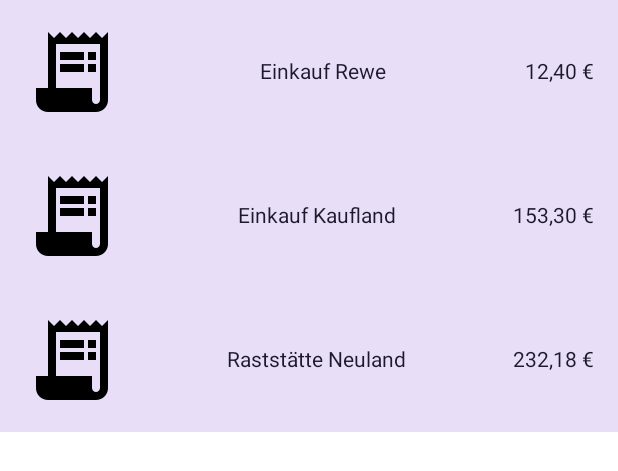
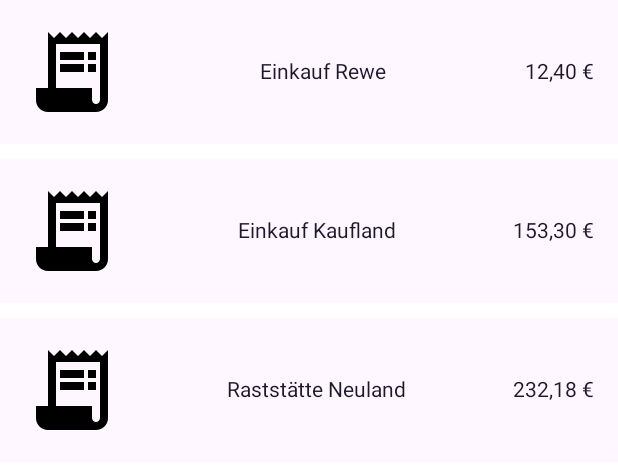
Before and after one commit to Baltic-Byte-Buccaneers/Baltic-Byte-Buccaneers, an Android app built with Jetpack Compose: the @Preview function ReceiptListViewPreview, on a phone screen of 412 x 824 dp. Shown: the top 471 px of the screen. Run offline under Robolectric (Android 15) with nearby library versions, the phone set to English and light mode, and no system bars.

Commit message:
#4 Fixed colors, added spacing between list view items

```diff
--- a/App/app/src/main/java/com/example/balticbytebuccaneers/module/receiptList/ReceiptListView.kt
+++ b/App/app/src/main/java/com/example/balticbytebuccaneers/module/receiptList/ReceiptListView.kt
@@ -1,15 +1,20 @@
 package com.example.balticbytebuccaneers.module.receiptList
 
+import androidx.compose.foundation.layout.Arrangement
 import androidx.compose.foundation.layout.Column
 import androidx.compose.foundation.rememberScrollState
 import androidx.compose.foundation.verticalScroll
 import androidx.compose.runtime.Composable
 import androidx.compose.ui.Modifier
 import androidx.compose.ui.tooling.preview.Preview
+import androidx.compose.ui.unit.dp
 
 @Composable
 fun ReceiptListView(receipts: List<Receipt>) {
-    Column(modifier = Modifier.verticalScroll(rememberScrollState())) {
+    Column(
+        verticalArrangement = Arrangement.spacedBy(10.dp),
+        modifier = Modifier.verticalScroll(rememberScrollState())
+    ) {
         // Add 5 items
         receipts.forEach { receipt ->
             ReceiptListViewItem(receipt)
--- a/App/app/src/main/java/com/example/balticbytebuccaneers/module/receiptList/ReceiptListViewItem.kt
+++ b/App/app/src/main/java/com/example/balticbytebuccaneers/module/receiptList/ReceiptListViewItem.kt
@@ -24,7 +24,7 @@
 fun ReceiptListViewItem(receipt: Receipt) {
     Box(
         modifier = Modifier
-            .background(MaterialTheme.colorScheme.secondaryContainer)
+            .background(MaterialTheme.colorScheme.surface)
             .padding(16.dp)
 
     ) {
```
